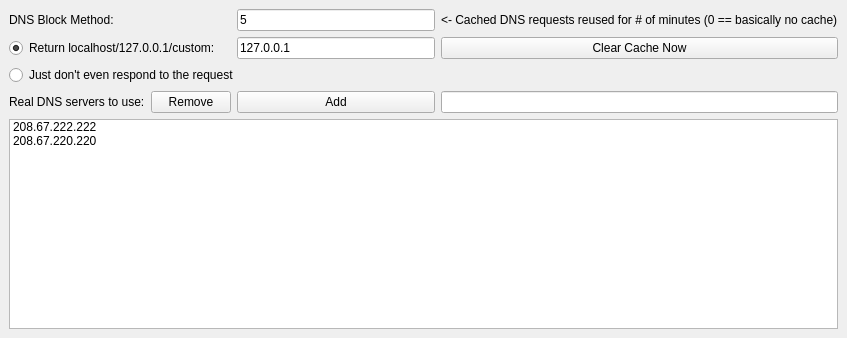
Before: the Qt Designer form Source/YourFriendlyDNS/settingswindow.ui in softwareengineer1/YourFriendlyDNS, drawn with Qt 5.
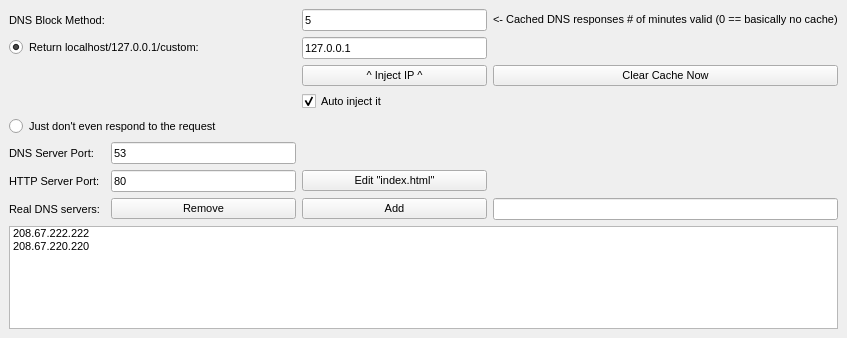
After: the same form once the commit is applied.

What changed in the file:
```diff
--- a/Source/YourFriendlyDNS/settingswindow.ui
+++ b/Source/YourFriendlyDNS/settingswindow.ui
@@ -15,22 +15,25 @@
   </property>
   <widget class="QWidget" name="centralwidget">
    <layout class="QGridLayout" name="gridLayout">
-    <item row="6" column="0">
-     <widget class="QLabel" name="label_2">
-      <property name="text">
-       <string>Real DNS servers to use:</string>
+    <item row="1" column="0">
+     <widget class="QLabel" name="label">
+      <property name="font">
+       <font>
+        <pointsize>8</pointsize>
+       </font>
       </property>
-     </widget>
-    </item>
-    <item row="4" column="0" colspan="4">
-     <widget class="QRadioButton" name="option_noresponse">
       <property name="text">
-       <string>Just don't even respond to the request</string>
+       <string>DNS Block Method:</string>
       </property>
      </widget>
     </item>
     <item row="2" column="0" colspan="2">
      <widget class="QRadioButton" name="option_localhost">
+      <property name="font">
+       <font>
+        <pointsize>8</pointsize>
+       </font>
+      </property>
       <property name="text">
        <string>Return localhost/127.0.0.1/custom:</string>
       </property>
@@ -39,8 +42,13 @@
       </property>
      </widget>
     </item>
-    <item row="7" column="0" colspan="4">
+    <item row="11" column="0" colspan="4">
      <widget class="QListWidget" name="realdnsservers">
+      <property name="font">
+       <font>
+        <pointsize>8</pointsize>
+       </font>
+      </property>
       <item>
        <property name="text">
         <string>208.67.222.222</string>
@@ -53,15 +61,49 @@
       </item>
      </widget>
     </item>
-    <item row="6" column="1">
+    <item row="10" column="1">
      <widget class="QPushButton" name="removeButton">
+      <property name="font">
+       <font>
+        <pointsize>8</pointsize>
+       </font>
+      </property>
       <property name="text">
        <string>Remove</string>
       </property>
      </widget>
     </item>
-    <item row="6" column="2">
+    <item row="10" column="0">
+     <widget class="QLabel" name="label_2">
+      <property name="font">
+       <font>
+        <pointsize>8</pointsize>
+       </font>
+      </property>
+      <property name="text">
+       <string>Real DNS servers:</string>
+      </property>
+     </widget>
+    </item>
+    <item row="7" column="0" colspan="4">
+     <widget class="QRadioButton" name="option_noresponse">
+      <property name="font">
+       <font>
+        <pointsize>8</pointsize>
+       </font>
+      </property>
+      <property name="text">
+       <string>Just don't even respond to the request</string>
+      </property>
+     </widget>
+    </item>
+    <item row="10" column="2">
      <widget class="QPushButton" name="addButton">
+      <property name="font">
+       <font>
+        <pointsize>8</pointsize>
+       </font>
+      </property>
       <property name="text">
        <string>Add</string>
       </property>
@@ -69,23 +111,32 @@
     </item>
     <item row="1" column="3">
      <widget class="QLabel" name="label_3">
+      <property name="font">
+       <font>
+        <pointsize>8</pointsize>
+       </font>
+      </property>
       <property name="text">
-       <string>&lt;- Cached DNS requests reused for # of minutes (0 == basically no cache)</string>
+       <string>&lt;- Cached DNS responses # of minutes valid (0 == basically no cache)</string>
       </property>
      </widget>
     </item>
-    <item row="1" column="0">
-     <widget class="QLabel" name="label">
-      <property name="text">
-       <string>DNS Block Method:</string>
+    <item row="10" column="3">
+     <widget class="QLineEdit" name="edit_dnsserver">
+      <property name="font">
+       <font>
+        <pointsize>8</pointsize>
+       </font>
       </property>
      </widget>
     </item>
-    <item row="6" column="3">
-     <widget class="QLineEdit" name="edit_dnsserver"/>
-    </item>
     <item row="2" column="2">
      <widget class="QLineEdit" name="respondingIP">
+      <property name="font">
+       <font>
+        <pointsize>8</pointsize>
+       </font>
+      </property>
       <property name="text">
        <string>127.0.0.1</string>
       </property>
@@ -93,13 +144,110 @@
     </item>
     <item row="1" column="2">
      <widget class="QLineEdit" name="cacheValidMinutes">
+      <property name="font">
+       <font>
+        <pointsize>8</pointsize>
+       </font>
+      </property>
       <property name="text">
        <string>5</string>
       </property>
      </widget>
     </item>
-    <item row="2" column="3">
+    <item row="8" column="0">
+     <widget class="QLabel" name="label_4">
+      <property name="font">
+       <font>
+        <pointsize>8</pointsize>
+       </font>
+      </property>
+      <property name="text">
+       <string>DNS Server Port:</string>
+      </property>
+     </widget>
+    </item>
+    <item row="8" column="1">
+     <widget class="QLineEdit" name="dnsServerPort">
+      <property name="font">
+       <font>
+        <pointsize>8</pointsize>
+       </font>
+      </property>
+      <property name="text">
+       <string>53</string>
+      </property>
+     </widget>
+    </item>
+    <item row="9" column="0">
+     <widget class="QLabel" name="label_5">
+      <property name="font">
+       <font>
+        <pointsize>8</pointsize>
+       </font>
+      </property>
+      <property name="text">
+       <string>HTTP Server Port:</string>
+      </property>
+     </widget>
+    </item>
+    <item row="9" column="1">
+     <widget class="QLineEdit" name="httpServerPort">
+      <property name="font">
+       <font>
+        <pointsize>8</pointsize>
+       </font>
+      </property>
+      <property name="text">
+       <string>80</string>
+      </property>
+     </widget>
+    </item>
+    <item row="9" column="2">
+     <widget class="QPushButton" name="editindexButton">
+      <property name="font">
+       <font>
+        <pointsize>8</pointsize>
+       </font>
+      </property>
+      <property name="text">
+       <string>Edit &quot;index.html&quot;</string>
+      </property>
+     </widget>
+    </item>
+    <item row="3" column="2">
+     <widget class="QPushButton" name="ipinjectButton">
+      <property name="font">
+       <font>
+        <pointsize>8</pointsize>
+       </font>
+      </property>
+      <property name="text">
+       <string>^ Inject IP ^</string>
+      </property>
+     </widget>
+    </item>
+    <item row="6" column="2">
+     <widget class="QCheckBox" name="autoinjectBox">
+      <property name="font">
+       <font>
+        <pointsize>8</pointsize>
+       </font>
+      </property>
+      <property name="text">
+       <string>Auto inject it</string>
+      </property>
+      <property name="checked">
+       <bool>true</bool>
+      </property>
+     </widget>
+    </item>
+    <item row="3" column="3">
      <widget class="QPushButton" name="clearCacheButton">
+      <property name="font">
+       <font>
+        <pointsize>8</pointsize>
+       </font>
+      </property>
       <property name="text">
        <string>Clear Cache Now</string>
       </property>
```
